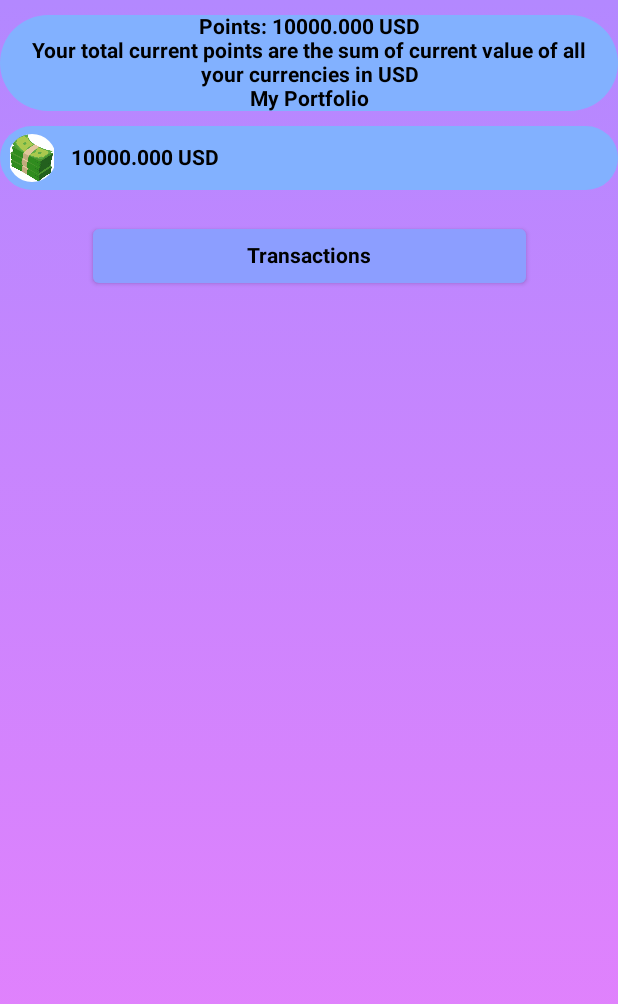
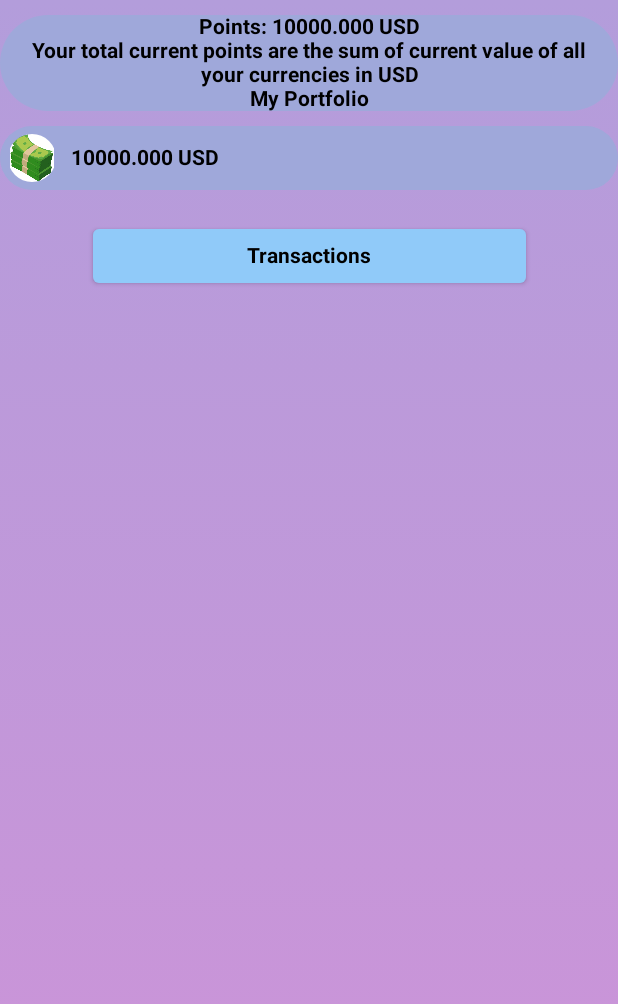
Before and after one commit to ColleDK/CryptoProjectJC, an Android app built with Jetpack Compose: the MainActivity screen opened directly, with no data from a screen before it, after a tap on an icon or button, on a phone screen of 412 x 824 dp. Shown: the top 1004 px of the screen. Run offline under Robolectric (Android 15) with nearby library versions, the phone set to English and light mode, and no system bars; our stand-ins replace Room's generated code, livedata-compose.

Commit message:
Nye farver til UI

```diff
--- a/app/src/main/java/com/example/cryptoprojectjetpackcompose/views/activity/MainActivity.kt
+++ b/app/src/main/java/com/example/cryptoprojectjetpackcompose/views/activity/MainActivity.kt
@@ -89,7 +89,7 @@ fun CryptoList(cryptoList: MutableList<CryptoModel>, user: UserModel){
                     )
                 )
         )
-        Column(Modifier.padding(top = 10.dp)) {
+        Column(Modifier.padding(top = 10.dp, bottom = 10.dp)) {
             // Header with user info
             Row(Modifier.fillMaxWidth()) {
                 // If we click the header we want to direct to the user info page
@@ -174,7 +174,7 @@ fun CryptoItem(crypto: CryptoModel){
             // The change in price in the recent 24 Hours
             Text(text = buildAnnotatedString
             {
-                withStyle(style = SpanStyle(fontWeight = FontWeight.Bold, color = if (crypto.changePercent24Hr > 0) MaterialTheme.colors.textColorGreen else Color.Red)){
+                withStyle(style = SpanStyle(fontWeight = FontWeight.Bold, color = if (crypto.changePercent24Hr > 0) MaterialTheme.colors.textColorGreen else MaterialTheme.colors.textColorRed)){
                     append("%.3f".format(crypto.changePercent24Hr))
                 }
                 withStyle(style = SpanStyle(fontWeight = FontWeight.Bold, color = Color.Black)){
--- a/app/src/main/java/com/example/cryptoprojectjetpackcompose/views/activity/TransactionActivity.kt
+++ b/app/src/main/java/com/example/cryptoprojectjetpackcompose/views/activity/TransactionActivity.kt
@@ -92,7 +92,7 @@ fun TransactionBody(user: UserModel, transactionPics: Map<String, Bitmap>){
             // Create the topbar
             Box(
                 Modifier
-                    .padding(bottom = 10.dp)
+                    .padding(bottom = 10.dp, top = 10.dp)
                     .fillMaxWidth(1f)
                     .clip(CircleShape)
                     .background(
@@ -151,7 +151,7 @@ fun TransactionItem(transaction: TransactionModel, transactionPics: Map<String,
                 // The state of the transaction i.e. bought/sold/installation
                 Text(
                     text = "${transaction.state}",
-                    color = if (transaction.state == TransactionEntity.Companion.TransactionState.SOLD) Color.Red else Color.Cyan,
+                    color = if (transaction.state == TransactionEntity.Companion.TransactionState.SOLD) MaterialTheme.colors.textColorRed else MaterialTheme.colors.textColorCyan,
                     style = TextStyle(fontWeight = FontWeight.Bold)
                 )
                 Text(
--- a/app/src/main/java/com/example/cryptoprojectjetpackcompose/views/activity/ui/theme/Theme.kt
+++ b/app/src/main/java/com/example/cryptoprojectjetpackcompose/views/activity/ui/theme/Theme.kt
@@ -49,22 +49,32 @@ fun CryptoProjectJetpackComposeTheme(
 }
 
 // Create my own gradient color
+// Uses Material200 colors
 @get:Composable
 val Colors.gradientBottom: Color
-    get() = Color(0xFFEA80FC)
+    get() = Color(0xFFCE93D8)
 
 @get:Composable
 val Colors.gradientTop: Color
-    get() = Color(0xFFB388FF)
+    get() = Color(0xFFB39DDB)
 
 @get:Composable
 val Colors.buttonColor: Color
-    get() = Color(0xFF8C9EFF)
+    get() = Color(0xFF90CAF9)
 
 @get:Composable
 val Colors.itemColor: Color
-    get() = Color(0xFF82B1FF)
+    get() = Color(0xFF9FA8DA)
+
+// Uses Material400 colors
+@get:Composable
+val Colors.textColorGreen: Color
+    get() = Color(0xFF9CCC65)
 
 @get:Composable
-val Colors.textColorGreen: Color
-    get() = Color(0xFF96FF64)
+val Colors.textColorRed: Color
+    get() = Color(0xFFEF5350)
+
+@get:Composable
+val Colors.textColorCyan: Color
+    get() = Color(0xFF5C6BC0)
```
